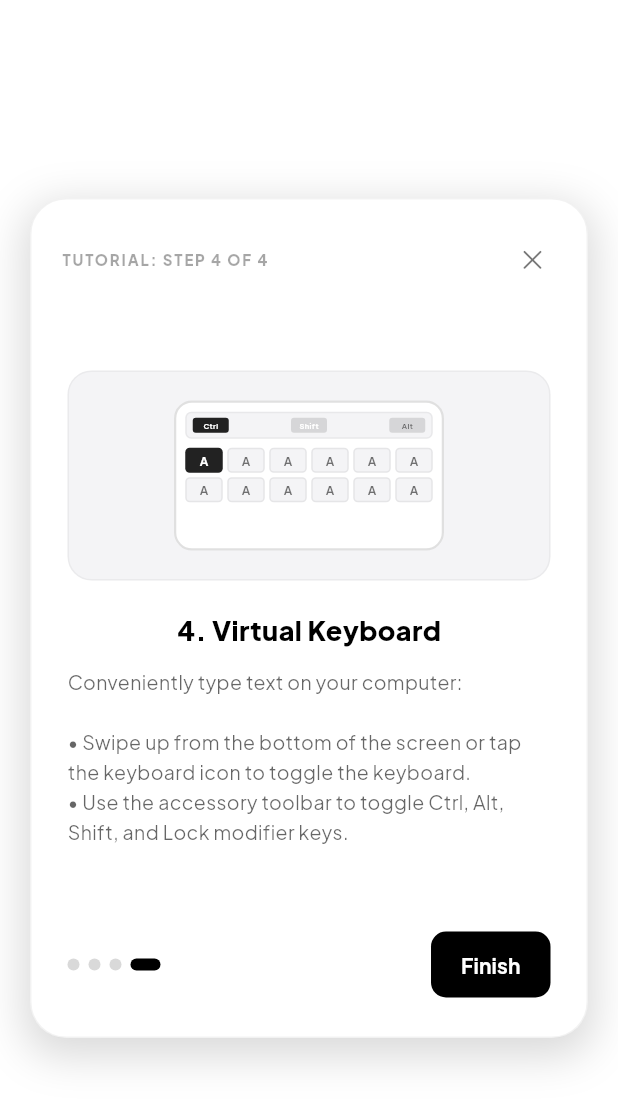
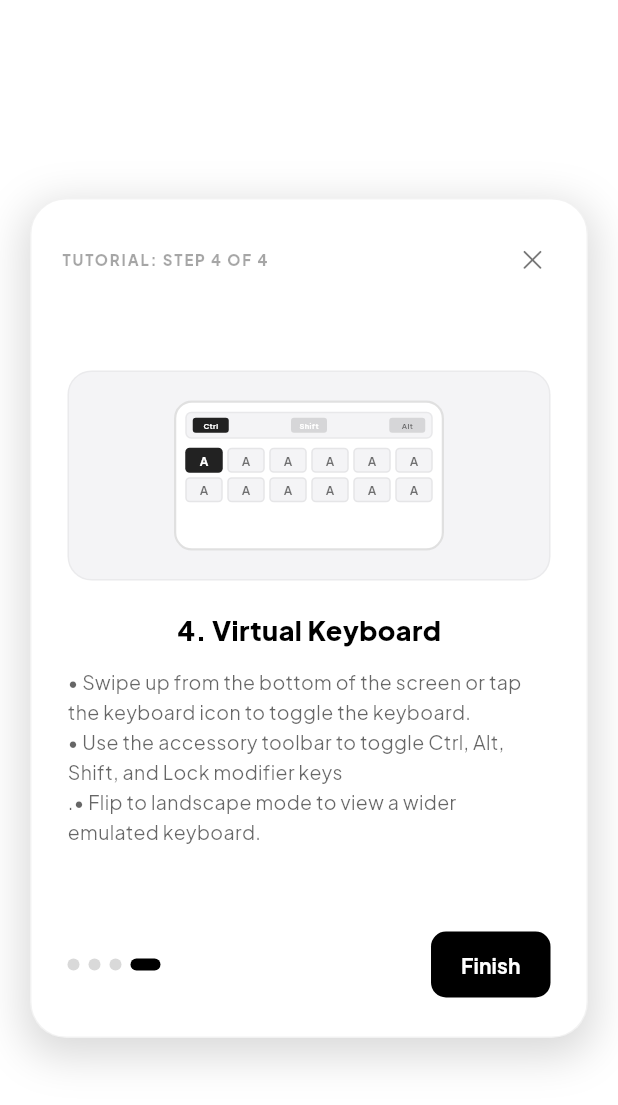
Before and after one commit to Poggecci/couchmouse, a Flutter app: the WalkthroughDialog screen opened directly with empty values, swiped to page 4, on a phone screen of 412 x 824 dp. Shown: the top 1105 px of the screen. Run offline on Flutter 3.47's test engine with Material 3 defaults, Android fonts, the phone set to English and light mode, and no system bars; our stand-ins replace flutter_riverpod, google_fonts, permission_handler, shared_preferences; accounts and stored records are empty.

Commit message:
fix: cleanup tutorial text

```diff
--- a/lib/widgets/walkthrough_dialog.dart
+++ b/lib/widgets/walkthrough_dialog.dart
@@ -280,7 +280,6 @@ class _WalkthroughDialogState extends ConsumerState<WalkthroughDialog>
       {
         'title': '1. Bluetooth Connection',
         'desc':
-            'Pair CouchMouse with your host computer (PC, Mac, Linux):\n\n'
             '• Unpair previous connections on both devices.\n'
             '• Tap the Bluetooth connection bar on the main screen.\n'
             '• Tap "Make Discoverable" on the app.\n'
@@ -301,7 +300,6 @@ class _WalkthroughDialogState extends ConsumerState<WalkthroughDialog>
       {
         'title': '3. Scrolling & Settings Swipe',
         'desc':
-            'Quickly navigate pages and configuration:\n\n'
             '• Scroll by dragging on the right-side Scroll Wheel, or swipe with two fingers anywhere on the trackpad.\n'
             '• Swipe from the left edge of the screen to open settings settings drawer.\n'
             '• You can control mouse sensitivity, keyboard layout, and many other bits in the settings.',
@@ -310,9 +308,9 @@ class _WalkthroughDialogState extends ConsumerState<WalkthroughDialog>
       {
         'title': '4. Virtual Keyboard',
         'desc':
-            'Conveniently type text on your computer:\n\n'
             '• Swipe up from the bottom of the screen or tap the keyboard icon to toggle the keyboard.\n'
-            '• Use the accessory toolbar to toggle Ctrl, Alt, Shift, and Lock modifier keys.',
+            '• Use the accessory toolbar to toggle Ctrl, Alt, Shift, and Lock modifier keys\n.'
+            '• Flip to landscape mode to view a wider emulated keyboard.',
         'illustration': _buildKeyboardIllustration(),
       },
     ];
```
